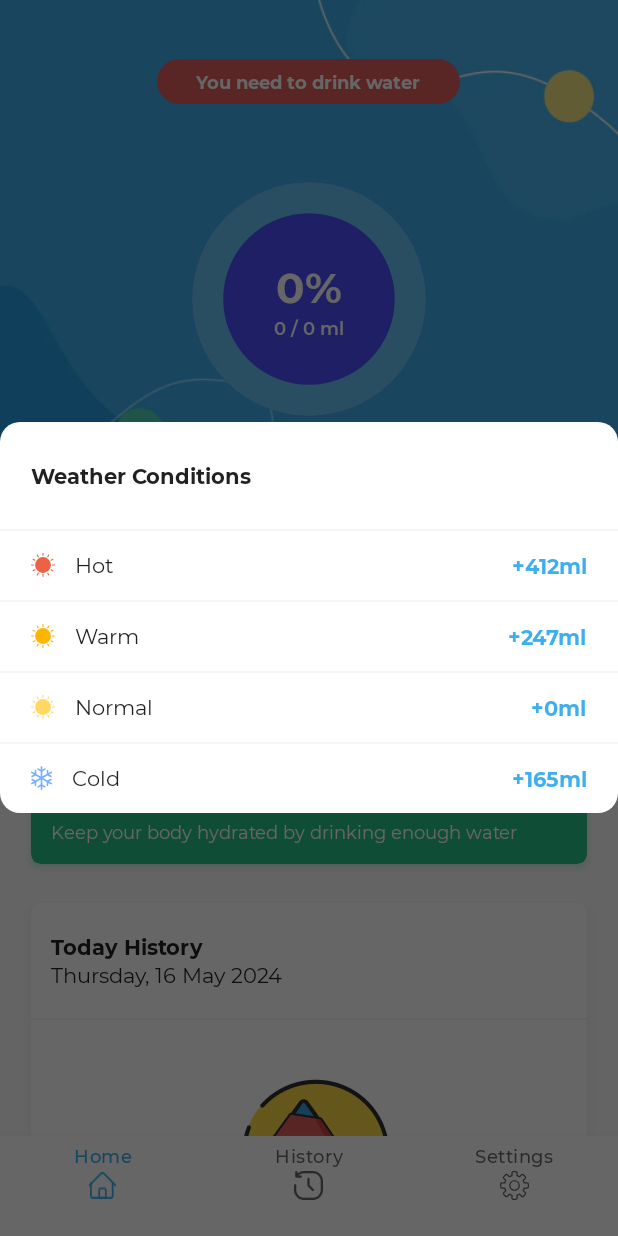
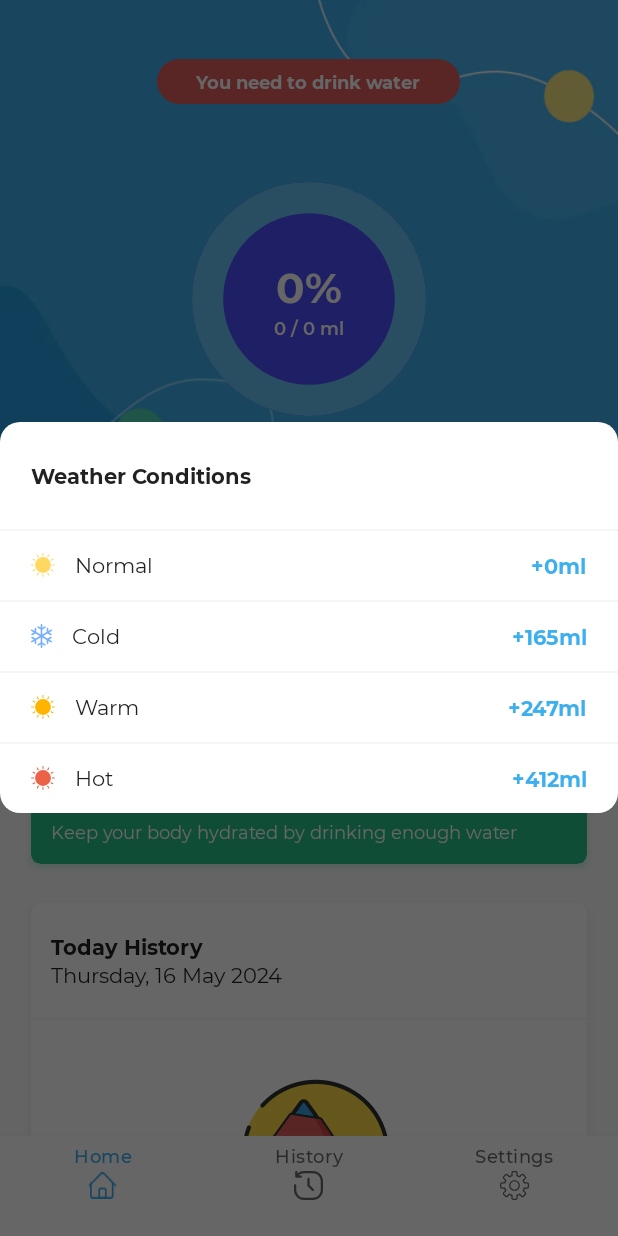
Before and after one commit to Codingle-House/Minumin, an Android app: the MainFragment screen opened directly, with no data from a screen before it, after a tap on an icon or button, on a phone screen of 412 x 824 dp. Run offline under Robolectric (Android 15) with nearby library versions, the phone set to English and light mode, and no system bars; our stand-ins replace Dagger/Hilt's generated code, Room's generated code, sdp/ssp sizes; libraries missing offline, so code that uses them is left out: me.everything.android; 9 statements that could not run were skipped.

Commit message:
weather condition dialog

```diff
--- a/app/src/main/java/id/co/minumin/presentation/dialog/WaterConsumptionDialog.kt
+++ b/app/src/main/java/id/co/minumin/presentation/dialog/WaterConsumptionDialog.kt
@@ -19,9 +19,9 @@ class WaterConsumptionDialog(
 
     private var action: (Int) -> Unit = { _ -> kotlin.run { } }
 
-    override fun onCreateDialog() {
-        binding.registerFormWater.setText(waterConsumption.toString())
-        binding.registerButtonSubmit.setOnClickListener {
+    override fun onCreateDialog() = with(binding) {
+        registerFormWater.setText(waterConsumption.toString())
+        registerButtonSubmit.setOnClickListener {
             with(binding.registerFormWater) {
                 if (getFormText().isEmpty()) {
                     showError(true)
@@ -29,8 +29,8 @@ class WaterConsumptionDialog(
                 }
             }
 
-            waterConsumption = binding.registerFormWater.getFormText().toInt()
-            with(binding.registerFormWater) {
+            waterConsumption = registerFormWater.getFormText().toInt()
+            with(registerFormWater) {
                 if (waterConsumption == 0) {
                     showError(true)
                     return@setOnClickListener
--- a/app/src/main/java/id/co/minumin/presentation/dialog/WeatherConditionDialog.kt
+++ /dev/null
@@ -1,57 +0,0 @@
-package id.co.minumin.presentation.dialog
-
-import android.content.Context
-import android.view.LayoutInflater
-import id.co.minumin.data.dto.WeatherConditionDto
-import id.co.minumin.data.dto.WeatherConditionDto.HOT
-import id.co.minumin.data.dto.WeatherConditionDto.NORMAL
-import id.co.minumin.data.dto.WeatherConditionDto.WARM
-import id.co.minumin.data.dto.WeatherConditionDto.WINTER
-import id.co.minumin.databinding.DialogWeatherConditionBinding
-import id.co.minumin.uikit.MinuminDialog
-
-/**
- * Created by pertadima on 07,February,2021
- */
-
-class WeatherConditionDialog(
-    context: Context
-) : MinuminDialog<DialogWeatherConditionBinding>(context) {
-
-    override val bindingInflater: (LayoutInflater) -> DialogWeatherConditionBinding
-        get() = DialogWeatherConditionBinding::inflate
-
-
-    private var action: (WeatherConditionDto) -> Unit = { _ -> kotlin.run { } }
-
-    override fun onCreateDialog() = with(binding) {
-        weatherRelativelayoutHot.setOnClickListener {
-            action.invoke(HOT)
-            dismiss()
-        }
-
-        weatherRelativelayoutWarm.setOnClickListener {
-            action.invoke(WARM)
-            dismiss()
-        }
-
-        weatherRelativelayoutNormal.setOnClickListener {
-            action.invoke(NORMAL)
-            dismiss()
-        }
-
-        weatherRelativelayoutWinter.setOnClickListener {
-            action.invoke(WINTER)
-            dismiss()
-        }
-    }
-
-    fun setListener(action: (WeatherConditionDto) -> Unit): WeatherConditionDialog {
-        this.action = action
-        return this
-    }
-
-    companion object {
-        fun newInstance(context: Context) = WeatherConditionDialog(context)
-    }
-}
--- /dev/null
+++ b/app/src/main/java/id/co/minumin/presentation/dialog/weathercondition/WeatherConditionAdapter.kt
@@ -0,0 +1,106 @@
+package id.co.minumin.presentation.dialog.weathercondition
+
+import android.annotation.SuppressLint
+import android.content.Context
+import android.view.LayoutInflater
+import android.view.ViewGroup
+import androidx.core.view.isGone
+import androidx.recyclerview.widget.DiffUtil
+import androidx.recyclerview.widget.RecyclerView
+import id.co.minumin.R
+import id.co.minumin.core.DiffCallback
+import id.co.minumin.core.ext.getDrawableCompat
+import id.co.minumin.data.dto.WeatherConditionDto
+import id.co.minumin.data.dto.WeatherConditionDto.HOT
+import id.co.minumin.data.dto.WeatherConditionDto.NORMAL
+import id.co.minumin.data.dto.WeatherConditionDto.WARM
+import id.co.minumin.data.dto.WeatherConditionDto.WINTER
+import id.co.minumin.databinding.ItemRecyclerviewWeatherconditionBinding
+import id.co.minumin.presentation.dialog.weathercondition.WeatherConditionAdapter.ItemViewHolder
+
+class WeatherConditionAdapter(
+    private val context: Context,
+    private val diffCallback: DiffCallback,
+    private val itemListener: (WeatherConditionDto) -> Unit = { _ -> run {} }
+) : RecyclerView.Adapter<ItemViewHolder>() {
+
+    private val dataSet: MutableList<WeatherConditionDto> = mutableListOf()
+
+    override fun onCreateViewHolder(parent: ViewGroup, viewType: Int): ItemViewHolder {
+        val itemBinding = ItemRecyclerviewWeatherconditionBinding.inflate(
+            LayoutInflater.from(parent.context), parent, false
+        )
+        return ItemViewHolder(itemBinding)
+    }
+
+    override fun onBindViewHolder(holder: ItemViewHolder, position: Int) {
+        holder.bindView(dataSet[holder.bindingAdapterPosition])
+    }
+
+    override fun getItemCount(): Int = dataSet.size
+
+    fun setData(newDataSet: List<WeatherConditionDto>) = calculateDiff(newDataSet)
+
+    private fun calculateDiff(newDataSet: List<WeatherConditionDto>) {
+        diffCallback.setList(dataSet, newDataSet)
+        val result = DiffUtil.calculateDiff(diffCallback)
+        with(dataSet) {
+            clear()
+            addAll(newDataSet)
+        }
+        result.dispatchUpdatesTo(this)
+    }
+
+    inner class ItemViewHolder(private val binding: ItemRecyclerviewWeatherconditionBinding) :
+        RecyclerView.ViewHolder(binding.root) {
+        @SuppressLint("SetTextI18n")
+        fun bindView(data: WeatherConditionDto) = with(binding) {
+            itemRlParent.setOnClickListener { itemListener.invoke(data) }
+            line.isGone = bindingAdapterPosition == dataSet.size.dec()
+            itemTvMl.text = "+${data.consumption}${context.getString(R.string.general_text_ml)}"
+            itemTvText.apply {
+                when (data) {
+                    NORMAL -> {
+                        text = context.getString(R.string.dialog_text_weather_normal)
+                        setCompoundDrawablesWithIntrinsicBounds(
+                            context.getDrawableCompat(R.drawable.general_ic_weathernormal),
+                            null,
+                            null,
+                            null
+                        )
+                    }
+
+                    WINTER -> {
+                        text = context.getString(R.string.dialog_text_weather_winter)
+                        setCompoundDrawablesWithIntrinsicBounds(
+                            context.getDrawableCompat(R.drawable.general_ic_weatherwinter),
+                            null,
+                            null,
+                            null
+                        )
+                    }
+
+                    WARM -> {
+                        text = context.getString(R.string.dialog_text_weather_warm)
+                        setCompoundDrawablesWithIntrinsicBounds(
+                            context.getDrawableCompat(R.drawable.general_ic_weatherwarm),
+                            null,
+                            null,
+                            null
+                        )
+                    }
+
+                    HOT -> {
+                        text = context.getString(R.string.dialog_text_weather_hot)
+                        setCompoundDrawablesWithIntrinsicBounds(
+                            context.getDrawableCompat(R.drawable.general_ic_weatherhot),
+                            null,
+                            null,
+                            null
+                        )
+                    }
+                }
+            }
+        }
+    }
+}
--- /dev/null
+++ b/app/src/main/java/id/co/minumin/presentation/dialog/weathercondition/WeatherConditionDialog.kt
@@ -0,0 +1,54 @@
+package id.co.minumin.presentation.dialog.weathercondition
+
+import android.content.Context
+import android.view.LayoutInflater
+import androidx.recyclerview.widget.LinearLayoutManager
+import id.co.minumin.core.DiffCallback
+import id.co.minumin.data.dto.WeatherConditionDto
+import id.co.minumin.databinding.DialogWeatherConditionBinding
+import id.co.minumin.uikit.MinuminDialog
+
+/**
+ * Created by pertadima on 07,February,2021
+ */
+
+class WeatherConditionDialog(
+    context: Context,
+    diffCallback: DiffCallback,
+) : MinuminDialog<DialogWeatherConditionBinding>(context) {
+
+    override val bindingInflater: (LayoutInflater) -> DialogWeatherConditionBinding
+        get() = DialogWeatherConditionBinding::inflate
+
+    private val weatherAdapter by lazy {
+        WeatherConditionAdapter(context, diffCallback, ::onWeatherConditionClick).apply {
+            setData(WeatherConditionDto.entries.toTypedArray().toList())
+        }
+    }
+
+    private var action: (WeatherConditionDto) -> Unit = { _ -> kotlin.run { } }
+
+    override fun onCreateDialog() {
+        with(binding) {
+            weatherRv.apply {
+                layoutManager = LinearLayoutManager(context)
+                adapter = weatherAdapter
+            }
+        }
+    }
+
+    private fun onWeatherConditionClick(data: WeatherConditionDto) {
+        action.invoke(data)
+        dismiss()
+    }
+
+    fun setListener(action: (WeatherConditionDto) -> Unit): WeatherConditionDialog {
+        this.action = action
+        return this
+    }
+
+    companion object {
+        fun newInstance(context: Context, diffCallback: DiffCallback) =
+            WeatherConditionDialog(context, diffCallback)
+    }
+}
--- a/app/src/main/java/id/co/minumin/presentation/home/main/MainFragment.kt
+++ b/app/src/main/java/id/co/minumin/presentation/home/main/MainFragment.kt
@@ -32,8 +32,8 @@ import id.co.minumin.data.dto.WeatherConditionDto.WINTER
 import id.co.minumin.databinding.FragmentMainBinding
 import id.co.minumin.presentation.dialog.CupSelectionDialog
 import id.co.minumin.presentation.dialog.InputCupDialog
-import id.co.minumin.presentation.dialog.WeatherConditionDialog
 import id.co.minumin.presentation.dialog.physicalactivities.PhysicalActivitiesDialog
+import id.co.minumin.presentation.dialog.weathercondition.WeatherConditionDialog
 import id.co.minumin.presentation.home.adapter.DrinkAdapter
 import id.co.minumin.util.DateTimeUtil.FULL_DATE_FORMAT
 import id.co.minumin.util.DateTimeUtil.convertDate
@@ -95,7 +95,7 @@ class MainFragment : BaseFragment<FragmentMainBinding>() {
 
     private fun initHeaderListener() = with(binding) {
         mainImageviewWeather.setOnClickListener {
-            WeatherConditionDialog.newInstance(requireContext()).apply {
+            WeatherConditionDialog.newInstance(requireContext(), diffCallback).apply {
                 setListener { mainViewModel.updateWeatherCondition(it) }
                 show()
             }
--- a/app/src/main/res/layout/dialog_weather_condition.xml
+++ b/app/src/main/res/layout/dialog_weather_condition.xml
@@ -1,6 +1,5 @@
 <?xml version="1.0" encoding="utf-8"?>
 <LinearLayout xmlns:android="http://schemas.android.com/apk/res/android"
-    xmlns:app="http://schemas.android.com/apk/res-auto"
     android:layout_width="match_parent"
     android:layout_height="wrap_content"
     android:layout_gravity="center"
@@ -20,122 +19,8 @@
         android:layout_height="@dimen/_1sdp"
         android:background="@color/line_gray" />
 
-    <RelativeLayout
-        android:id="@+id/weather_relativelayout_hot"
+    <androidx.recyclerview.widget.RecyclerView
+        android:id="@+id/weather_rv"
         android:layout_width="match_parent"
-        android:layout_height="wrap_content"
-        android:background="?attr/selectableItemBackground"
-        android:clickable="true"
-        android:focusable="true"
-        android:paddingHorizontal="@dimen/_16sdp"
-        android:paddingVertical="@dimen/_10sdp">
-
-        <id.co.minumin.uikit.MinuminTextView
-            android:layout_width="wrap_content"
-            android:layout_height="wrap_content"
-            android:drawablePadding="@dimen/_10sdp"
-            android:text="@string/dialog_text_weather_hot"
-            app:drawableStartCompat="@drawable/general_ic_weatherhot"
-            app:minumin_text_code="p_a_r" />
-
-        <id.co.minumin.uikit.MinuminTextView
-            android:layout_width="wrap_content"
-            android:layout_height="wrap_content"
-            android:layout_alignParentEnd="true"
-            android:text="@string/dialog_value_weather_hot"
-            android:textColor="@color/blue_primary" />
-    </RelativeLayout>
-
-    <View
-        android:layout_width="match_parent"
-        android:layout_height="@dimen/_1sdp"
-        android:background="@color/line_gray" />
-
-    <RelativeLayout
-        android:id="@+id/weather_relativelayout_warm"
-        android:layout_width="match_parent"
-        android:layout_height="wrap_content"
-        android:background="?attr/selectableItemBackground"
-        android:clickable="true"
-        android:focusable="true"
-        android:paddingHorizontal="@dimen/_16sdp"
-        android:paddingVertical="@dimen/_10sdp">
-
-        <id.co.minumin.uikit.MinuminTextView
-            android:layout_width="wrap_content"
-            android:layout_height="wrap_content"
-            android:drawablePadding="@dimen/_10sdp"
-            android:text="@string/dialog_text_weather_warm"
-            app:drawableStartCompat="@drawable/general_ic_weatherwarm"
-            app:minumin_text_code="p_a_r" />
-
-        <id.co.minumin.uikit.MinuminTextView
-            android:layout_width="wrap_content"
-            android:layout_height="wrap_content"
-            android:layout_alignParentEnd="true"
-            android:text="@string/dialog_value_weather_warm"
-            android:textColor="@color/blue_primary" />
-    </RelativeLayout>
-
-    <View
-        android:layout_width="match_parent"
-        android:layout_height="@dimen/_1sdp"
-        android:background="@color/line_gray" />
-
-    <RelativeLayout
-        android:id="@+id/weather_relativelayout_normal"
-        android:layout_width="match_parent"
-        android:layout_height="wrap_content"
-        android:background="?attr/selectableItemBackground"
-        android:clickable="true"
-        android:focusable="true"
-        android:paddingHorizontal="@dimen/_16sdp"
-        android:paddingVertical="@dimen/_10sdp">
-
-        <id.co.minumin.uikit.MinuminTextView
-            android:layout_width="wrap_content"
-            android:layout_height="wrap_content"
-            android:drawablePadding="@dimen/_10sdp"
-            android:text="@string/dialog_text_weather_normal"
-            app:drawableStartCompat="@drawable/general_ic_weathernormal"
-            app:minumin_text_code="p_a_r" />
-
-        <id.co.minumin.uikit.MinuminTextView
-            android:layout_width="wrap_content"
-            android:layout_height="wrap_content"
-            android:layout_alignParentEnd="true"
-            android:text="@string/dialog_value_weather_normal"
-            android:textColor="@color/blue_primary" />
-    </RelativeLayout>
-
-    <View
-        android:layout_width="match_parent"
-        android:layout_height="@dimen/_1sdp"
-        android:background="@color/line_gray" />
-
-    <RelativeLayout
-        android:id="@+id/weather_relativelayout_winter"
-        android:layout_width="match_parent"
-        android:layout_height="wrap_content"
-        android:background="?attr/selectableItemBackground"
-        android:clickable="true"
-        android:focusable="true"
-        android:paddingHorizontal="@dimen/_16sdp"
-        android:paddingVertical="@dimen/_10sdp">
-
-        <id.co.minumin.uikit.MinuminTextView
-            android:layout_width="wrap_content"
-            android:layout_height="wrap_content"
-            android:drawablePadding="@dimen/_10sdp"
-            android:text="@string/dialog_text_weather_winter"
-            app:drawableStartCompat="@drawable/general_ic_weatherwinter"
-            app:minumin_text_code="p_a_r" />
-
-        <id.co.minumin.uikit.MinuminTextView
-            android:layout_width="wrap_content"
-            android:layout_height="wrap_content"
-            android:layout_alignParentEnd="true"
-            android:text="@string/dialog_value_weather_winter"
-            android:textColor="@color/blue_primary" />
-    </RelativeLayout>
+        android:layout_height="wrap_content" />
 </LinearLayout>
--- /dev/null
+++ b/app/src/main/res/layout/item_recyclerview_weathercondition.xml
@@ -0,0 +1,41 @@
+<?xml version="1.0" encoding="utf-8"?>
+<LinearLayout xmlns:android="http://schemas.android.com/apk/res/android"
+    xmlns:app="http://schemas.android.com/apk/res-auto"
+    android:layout_width="match_parent"
+    android:layout_height="wrap_content"
+    android:orientation="vertical">
+
+    <RelativeLayout
+        android:id="@+id/item_rl_parent"
+        android:layout_width="match_parent"
+        android:layout_height="wrap_content"
+        android:background="?attr/selectableItemBackground"
+        android:clickable="true"
+        android:focusable="true"
+        android:paddingHorizontal="@dimen/_16sdp"
+        android:paddingVertical="@dimen/_10sdp">
+
+        <id.co.minumin.uikit.MinuminTextView
+            android:id="@+id/item_tv_text"
+            android:layout_width="wrap_content"
+            android:layout_height="wrap_content"
+            android:drawablePadding="@dimen/_10sdp"
+            android:text="@string/dialog_text_weather_hot"
+            app:drawableStartCompat="@drawable/general_ic_weatherhot"
+            app:minumin_text_code="p_a_r" />
+
+        <id.co.minumin.uikit.MinuminTextView
+            android:id="@+id/item_tv_ml"
+            android:layout_width="wrap_content"
+            android:layout_height="wrap_content"
+            android:layout_alignParentEnd="true"
+            android:text="@string/dialog_value_weather_hot"
+            android:textColor="@color/blue_primary" />
+    </RelativeLayout>
+
+    <View
+        android:id="@+id/line"
+        android:layout_width="match_parent"
+        android:layout_height="@dimen/_1sdp"
+        android:background="@color/line_gray" />
+</LinearLayout>
```
